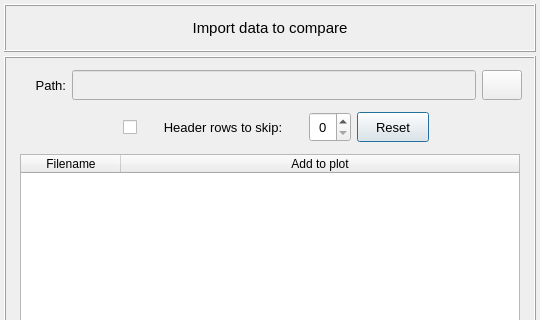
Above: vibra/interface/data/ui_files/data_handler/import_data_to_compare.ui from MOPT-UFSC/VIBRA before the change; both pictures show x 0 to 540 and y 0 to 320 of the 540 by 580 pixel window. Below: the same form after it.
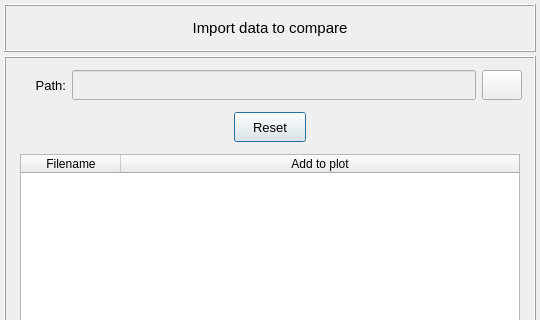
That is the form after the change. Icons and pictures are not drawn.

Patch:
```diff
--- a/vibra/interface/data/ui_files/data_handler/import_data_to_compare.ui
+++ b/vibra/interface/data/ui_files/data_handler/import_data_to_compare.ui
@@ -205,7 +205,7 @@
             <property name="verticalSpacing">
              <number>2</number>
             </property>
-            <item row="0" column="4">
+            <item row="0" column="1">
              <widget class="QPushButton" name="pushButton_reset_imported_data">
               <property name="minimumSize">
                <size>
@@ -248,7 +248,7 @@
               </property>
              </widget>
             </item>
-            <item row="0" column="5">
+            <item row="0" column="2">
              <spacer name="horizontalSpacer_2">
               <property name="orientation">
                <enum>Qt::Horizontal</enum>
@@ -261,89 +261,6 @@
               </property>
              </spacer>
             </item>
-            <item row="0" column="3">
-             <widget class="QSpinBox" name="spinBox_skiprows">
-              <property name="minimumSize">
-               <size>
-                <width>0</width>
-                <height>30</height>
-               </size>
-              </property>
-              <property name="maximumSize">
-               <size>
-                <width>72</width>
-                <height>30</height>
-               </size>
-              </property>
-              <property name="font">
-               <font>
-                <pointsize>10</pointsize>
-               </font>
-              </property>
-              <property name="alignment">
-               <set>Qt::AlignCenter</set>
-              </property>
-              <property name="maximum">
-               <number>10</number>
-              </property>
-             </widget>
-            </item>
-            <item row="0" column="1">
-             <widget class="QCheckBox" name="checkBox_skiprows">
-              <property name="minimumSize">
-               <size>
-                <width>25</width>
-                <height>30</height>
-               </size>
-              </property>
-              <property name="maximumSize">
-               <size>
-                <width>25</width>
-                <height>30</height>
-               </size>
-              </property>
-              <property name="layoutDirection">
-               <enum>Qt::RightToLeft</enum>
-              </property>
-              <property name="text">
-               <string/>
-              </property>
-              <property name="tristate">
-               <bool>false</bool>
-              </property>
-             </widget>
-            </item>
-            <item row="0" column="2">
-             <widget class="QLabel" name="label_14">
-              <property name="minimumSize">
-               <size>
-                <width>160</width>
-                <height>30</height>
-               </size>
-              </property>
-              <property name="maximumSize">
-               <size>
-                <width>180</width>
-                <height>30</height>
-               </size>
-              </property>
-              <property name="font">
-               <font>
-                <family>MS Shell Dlg 2</family>
-                <pointsize>10</pointsize>
-                <weight>50</weight>
-                <italic>false</italic>
-                <bold>false</bold>
-               </font>
-              </property>
-              <property name="text">
-               <string>Header rows to skip:</string>
-              </property>
-              <property name="alignment">
-               <set>Qt::AlignCenter</set>
-              </property>
-             </widget>
-            </item>
             <item row="0" column="0">
              <spacer name="horizontalSpacer">
               <property name="orientation">
```
Left out of the diff: 6 changed lines with no effect on the pictures.
